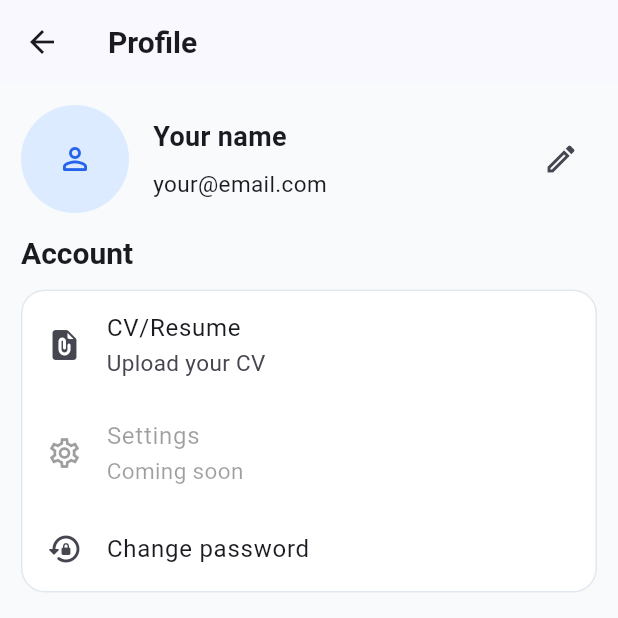
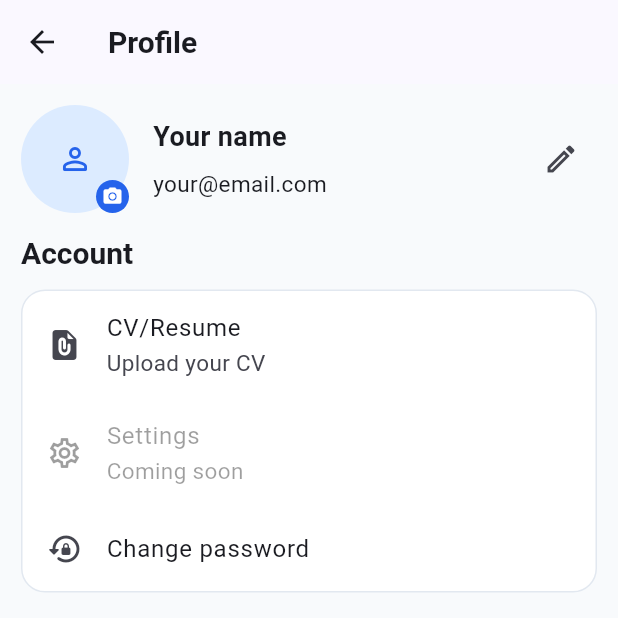
Before and after one commit to ankitamhatrehub/devVault, a Flutter app: the ProfileScreen screen opened directly, on a phone screen of 412 x 824 dp, the top half of it. Run offline on Flutter 3.47's test engine with Material 3 defaults, Android fonts, the phone set to English and light mode, and no system bars; our stand-ins replace dio, flutter_bloc, go_router, image_picker, shared_preferences; accounts and stored records are empty.

Commit message:
upload profile image done api integration

```diff
--- a/frontend/dev_vault/lib/data/constant_urls.dart
+++ b/frontend/dev_vault/lib/data/constant_urls.dart
@@ -1,4 +1,4 @@
-const String baseUrl = "http://192.168.0.101:3000/api/";
+const String baseUrl = "http://192.168.0.105:3000/api/";
 
 //authentication urls
 const String registerUrl = "${baseUrl}auth/register";
@@ -8,6 +8,7 @@ const String loginUrl = "${baseUrl}auth/login";
 const String getProfileUrl = "${baseUrl}profile/getProfile";
 const String editProfileUrl = "${baseUrl}profile/editProfile";
 const String changePasswordUrl = "${baseUrl}profile/change-password";
+const String uploadProfileImageUrl = "${baseUrl}profile/upload";
 
 //projects urls
 const String createProjectUrl = "${baseUrl}projects/createProject";
--- a/frontend/dev_vault/lib/data/models/profile_model.dart
+++ b/frontend/dev_vault/lib/data/models/profile_model.dart
@@ -9,6 +9,8 @@ class ProfileModel {
     required this.experience,
     required this.currentCompany,
     required this.location,
+    required this.avatar,
+    required this.avatarPublicId, // Add this line
     this.createdAt,
     this.updatedAt,
   });
@@ -22,10 +24,15 @@ class ProfileModel {
   final String experience;
   final String currentCompany;
   final String location;
+  final String avatar;
+  final String avatarPublicId; // Add this line
   final DateTime? createdAt;
   final DateTime? updatedAt;
 
   factory ProfileModel.fromJson(Map<String, dynamic> json) {
+    // Safely look inside the nested 'avatar' map from your MongoDB document
+    final avatarData = json['avatar'] as Map<String, dynamic>?;
+
     return ProfileModel(
       id: json['_id']?.toString() ?? json['id']?.toString() ?? '',
       name: json['name']?.toString() ?? '',
@@ -36,8 +43,16 @@ class ProfileModel {
       experience: json['experience']?.toString() ?? '',
       currentCompany: json['currentComapny']?.toString() ?? '',
       location: json['location']?.toString() ?? '',
-      createdAt: json['createdAt'] != null ? DateTime.parse(json['createdAt'].toString()) : null,
-      updatedAt: json['updatedAt'] != null ? DateTime.parse(json['updatedAt'].toString()) : null,
+      // Extract url from the avatar object, fall back to empty string
+      avatar: avatarData?['url']?.toString() ?? '',
+      // Extract publicId from the avatar object, fall back to empty string
+      avatarPublicId: avatarData?['publicId']?.toString() ?? '',
+      createdAt: json['createdAt'] != null
+          ? DateTime.parse(json['createdAt'].toString())
+          : null,
+      updatedAt: json['updatedAt'] != null
+          ? DateTime.parse(json['updatedAt'].toString())
+          : null,
     );
   }
 
@@ -52,6 +67,8 @@ class ProfileModel {
       'experience': experience,
       'currentComapny': currentCompany,
       'location': location,
+      // Package it back into the exact object format your backend wants
+      'avatar': {'url': avatar, 'publicId': avatarPublicId},
       'createdAt': createdAt?.toIso8601String(),
       'updatedAt': updatedAt?.toIso8601String(),
     };
--- a/frontend/dev_vault/lib/features/profile/presentation/pages/profile_screen.dart
+++ b/frontend/dev_vault/lib/features/profile/presentation/pages/profile_screen.dart
@@ -1,5 +1,8 @@
+import 'dart:io';
+
 import 'package:flutter/material.dart';
 import 'package:go_router/go_router.dart';
+import 'package:image_picker/image_picker.dart';
 import '../../../../core/config/app_router.dart';
 import '../../../../core/theme/app_theme.dart';
 import '../../../../data/models/profile_model.dart';
@@ -28,18 +31,17 @@ class _ProfileScreenState extends State<ProfileScreen> {
       print('📡 Loading user profile...');
       final profile = await ProfileService.getProfile();
       if (!mounted) return;
-      print('✅ Profile loaded successfully');
+      print('✅ Profile loaded successfully ');
       setState(() {
         _profile = profile;
         _isLoading = false;
       });
+      print("Avatar URL: ${_profile?.avatar}");
     } catch (e) {
       if (!mounted) return;
       print('❌ Error loading profile: $e');
       setState(() => _isLoading = false);
-      ScaffoldMessenger.of(
-        context,
-      ).showSnackBar(
+      ScaffoldMessenger.of(context).showSnackBar(
         SnackBar(
           content: Text('Unable to load profile: $e'),
           backgroundColor: Colors.red.shade600,
@@ -48,10 +50,43 @@ class _ProfileScreenState extends State<ProfileScreen> {
     }
   }
 
+  // Inside your _ProfileScreenState class
+
+  Future<void> _pickAndUploadImage() async {
+    final ImagePicker picker = ImagePicker();
+
+    // 1. Let user pick image
+    final XFile? image = await picker.pickImage(source: ImageSource.gallery);
+
+    if (image == null) return; // User cancelled
+
+    setState(() => _isLoading = true);
+
+    try {
+      // 2. Upload using service
+      final newUrl = await ProfileService.uploadProfileImage(File(image.path));
+
+      // 3. Update UI
+      if (newUrl != null && mounted) {
+        await _loadProfile(); // Refresh the profile to get the new URL
+        ScaffoldMessenger.of(context).showSnackBar(
+          const SnackBar(content: Text('Profile picture updated!')),
+        );
+      }
+    } catch (e) {
+      if (!mounted) return;
+      ScaffoldMessenger.of(
+        context,
+      ).showSnackBar(SnackBar(content: Text('Upload failed: $e')));
+    } finally {
+      if (mounted) setState(() => _isLoading = false);
+    }
+  }
+
   @override
   Widget build(BuildContext context) {
     final profile = _profile;
-
+    debugPrint("there i image  ${_profile?.avatar}");
     return Scaffold(
       appBar: AppBar(title: const Text('Profile')),
       body: SafeArea(
@@ -64,14 +99,48 @@ class _ProfileScreenState extends State<ProfileScreen> {
                   children: [
                     Row(
                       children: [
-                        CircleAvatar(
-                          radius: 36,
-                          backgroundColor: AppColors.primarySoft,
-                          child: const Icon(
-                            Icons.person_outline_rounded,
-                            color: AppColors.primary,
+                        // Inside your build method, wrap the CircleAvatar:
+                        InkWell(
+                          onTap: _pickAndUploadImage,
+                          borderRadius: BorderRadius.circular(36),
+                          child: Stack(
+                            children: [
+                              CircleAvatar(
+                                radius: 36,
+                                // If your profile model has an image URL, use it here:
+                                backgroundImage:
+                                    (_profile?.avatar.isNotEmpty == true)
+                                    ? NetworkImage(_profile!.avatar)
+                                    : null,
+                                backgroundColor: AppColors.primarySoft,
+                                child: (_profile?.avatar.isEmpty ?? true)
+                                    ? const Icon(
+                                        Icons.person_outline_rounded,
+                                        color: AppColors.primary,
+                                      )
+                                    : null,
+                              ),
+                              // Optional: Add a little camera icon overlay
+                              Positioned(
+                                right: 0,
+                                bottom: 0,
+                                child: Container(
+                                  padding: const EdgeInsets.all(4),
+                                  decoration: const BoxDecoration(
+                                    color: AppColors.primary,
+                                    shape: BoxShape.circle,
+                                  ),
+                                  child: const Icon(
+                                    Icons.camera_alt,
+                                    size: 14,
+                                    color: Colors.white,
+                                  ),
+                                ),
+                              ),
+                            ],
                           ),
                         ),
+
                         const SizedBox(width: AppSpacing.md),
                         Expanded(
                           child: Column(
--- a/frontend/dev_vault/pubspec.yaml
+++ b/frontend/dev_vault/pubspec.yaml
@@ -38,6 +38,7 @@ dependencies:
   flutter_bloc: ^9.0.0
   go_router: ^14.2.0
   shared_preferences: ^2.2.2
+  image_picker: ^1.2.2
 
 dev_dependencies:
   flutter_test:
```
Also changed, not shown: frontend/dev_vault/lib/data/services/auth_service.dart (+11 -6 lines), frontend/dev_vault/lib/data/services/profile_service.dart (+32 -0 lines), frontend/dev_vault/pubspec.lock, 11 other files.
